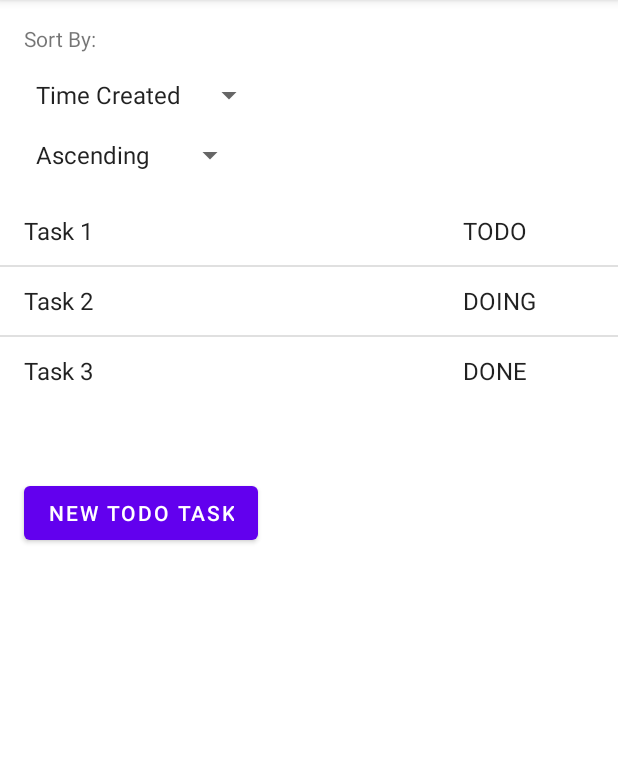
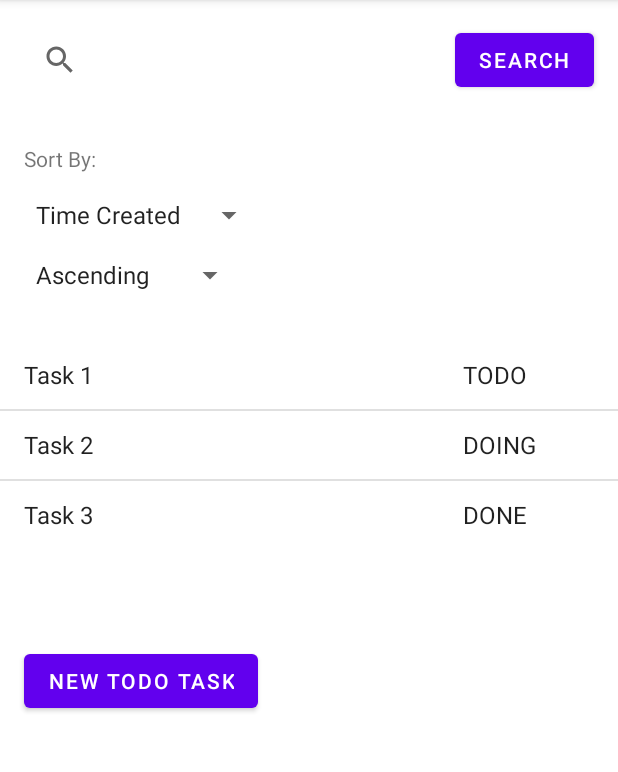
Before and after one commit to nguyencongphap/246P-Android-Programming, an Android app: the screen it shows after launch (MainActivity), on a phone screen of 412 x 824 dp, the part 84-856 px from its top. Run offline under Robolectric (Android 15) with nearby library versions, the phone set to English and light mode, and no system bars.

Commit message:
Finished exercise 6

```diff
--- a/ToDoListApp/app/src/main/java/com/example/todolistapp/Task.java
+++ b/ToDoListApp/app/src/main/java/com/example/todolistapp/Task.java
@@ -75,6 +75,7 @@ public class Task implements Parcelable {
     // You may need to make several classes Parcelable to send the data you want.
     @Override
     public void writeToParcel(Parcel out, int flags) {
+        out.writeInt(id);
         out.writeString(title);
         out.writeString(description);
         out.writeString(status);
@@ -84,6 +85,7 @@ public class Task implements Parcelable {
     // we originally wrote into the `Parcel`.  This constructor is usually
     // private so that only the `CREATOR` field can access.
     private Task(Parcel in) {
+        id = in.readInt();
         title = in.readString();
         description = in.readString();
         status = in.readString();
--- a/ToDoListApp/app/src/main/java/com/example/todolistapp/TaskDetailActivity.java
+++ b/ToDoListApp/app/src/main/java/com/example/todolistapp/TaskDetailActivity.java
@@ -26,8 +26,9 @@ public class TaskDetailActivity extends AppCompatActivity
 
         TaskDetailFragment taskDetailFragment = (TaskDetailFragment) getSupportFragmentManager().findFragmentById(R.id.fragTaskDetailContainer);
         selectedTask = getIntent().getParcelableExtra(SELECTED_TASK);
-        taskDetailFragment.setSelectedTask(getIntent().getParcelableExtra(SELECTED_TASK));
-        taskDetailFragment.setSelectedTaskId(getIntent().getIntExtra(SELECTED_TASK_ID, -1));
+        taskDetailFragment.setSelectedTask(selectedTask);
+        int selectedTaskId = getIntent().getIntExtra(SELECTED_TASK_ID, -1);
+        taskDetailFragment.setSelectedTaskId(selectedTaskId);
     }
 
     @Override
--- a/ToDoListApp/app/src/main/java/com/example/todolistapp/TaskDetailFragment.java
+++ b/ToDoListApp/app/src/main/java/com/example/todolistapp/TaskDetailFragment.java
@@ -164,6 +164,7 @@ public class TaskDetailFragment extends Fragment {
         View view = getView();
         if (view != null) {
             Task newTask = new Task();
+            newTask.setId(selectedTask.getId());
             EditText etTaskTitle = view.findViewById(R.id.etTaskTitle);
             newTask.setTitle(String.valueOf(etTaskTitle.getText()));
             EditText etTaskDescription = view.findViewById(R.id.etTaskDescription);
@@ -179,14 +180,14 @@ public class TaskDetailFragment extends Fragment {
             }
 
             if (listener != null) {
-                listener.onUpdateTaskDetail(newTask, selectedTaskId);
+                listener.onUpdateTaskDetail(newTask, selectedTask.getId());
             }
         }
     }
 
     private void removeTask() {
         if (listener != null) {
-            listener.onRemoveTask(selectedTaskId);
+            listener.onRemoveTask(selectedTask.getId());
         }
     }
 
--- a/ToDoListApp/app/src/main/java/com/example/todolistapp/TaskListFragmentViewModel.java
+++ b/ToDoListApp/app/src/main/java/com/example/todolistapp/TaskListFragmentViewModel.java
@@ -12,6 +12,7 @@ public class TaskListFragmentViewModel extends ViewModel {
     private String taskListSortKey;
     private String taskListSortOrder;
     private boolean usingTabletLayout = false;
+    private String titleSearchQuery = "";
 
     public TaskListFragmentViewModel() {
         Log.d(TAG, "TaskListFragmentViewModel is created: ");
@@ -49,6 +50,14 @@ public class TaskListFragmentViewModel extends ViewModel {
         this.usingTabletLayout = usingTabletLayout;
     }
 
+    public String getTitleSearchQuery() {
+        return titleSearchQuery;
+    }
+
+    public void setTitleSearchQuery(String titleSearchQuery) {
+        this.titleSearchQuery = titleSearchQuery;
+    }
+
     public void addTask(Task newTask) {
         taskList.add(newTask);
     }
--- a/ToDoListApp/app/src/main/res/layout-large/activity_main.xml
+++ b/ToDoListApp/app/src/main/res/layout-large/activity_main.xml
@@ -15,15 +15,26 @@
         android:layout_height="match_parent"
         android:layout_weight="2">
 
+
+        <fragment
+            android:id="@+id/fragTaskListContainer"
+            android:name="com.example.todolistapp.TaskListFragment"
+            android:layout_width="match_parent"
+            android:layout_height="wrap_content"
+            android:layout_marginTop="32dp"
+            android:layout_weight="2"
+            app:layout_constraintStart_toStartOf="parent"
+            app:layout_constraintTop_toBottomOf="@+id/spinnerTaskListSortOrder"></fragment>
+
         <TextView
             android:id="@+id/tvSortBy"
             android:layout_width="wrap_content"
             android:layout_height="wrap_content"
             android:layout_marginStart="16dp"
-            android:layout_marginTop="16dp"
+            android:layout_marginTop="32dp"
             android:text="Sort By:"
             app:layout_constraintStart_toStartOf="parent"
-            app:layout_constraintTop_toTopOf="parent" />
+            app:layout_constraintTop_toBottomOf="@+id/searchViewTaskList" />
 
         <Spinner
             android:id="@+id/spinnerTaskListSortKeys"
@@ -43,27 +54,35 @@
             app:layout_constraintStart_toStartOf="@+id/spinnerTaskListSortKeys"
             app:layout_constraintTop_toBottomOf="@+id/spinnerTaskListSortKeys" />
 
-
         <Button
             android:id="@+id/btnStartAddNewTaskActivity"
             android:layout_width="wrap_content"
             android:layout_height="wrap_content"
             android:layout_marginStart="16dp"
-            android:layout_marginTop="48dp"
+            android:layout_marginTop="64dp"
             android:layout_weight="1"
             android:text="New Todo Task"
             app:layout_constraintStart_toStartOf="parent"
             app:layout_constraintTop_toBottomOf="@+id/fragTaskListContainer" />
 
-        <fragment
-            android:id="@+id/fragTaskListContainer"
-            android:name="com.example.todolistapp.TaskListFragment"
-            android:layout_width="match_parent"
+        <SearchView
+            android:id="@+id/searchViewTaskList"
+            android:layout_width="157dp"
+            android:layout_height="50dp"
+            android:layout_marginStart="16dp"
+            android:layout_marginTop="16dp"
+            app:layout_constraintStart_toStartOf="parent"
+            app:layout_constraintTop_toTopOf="parent" />
+
+        <Button
+            android:id="@+id/btnSearch"
+            android:layout_width="wrap_content"
             android:layout_height="wrap_content"
             android:layout_marginTop="16dp"
-            android:layout_weight="2"
-            app:layout_constraintStart_toStartOf="parent"
-            app:layout_constraintTop_toBottomOf="@+id/spinnerTaskListSortOrder"></fragment>
+            android:layout_marginEnd="16dp"
+            android:text="Search"
+            app:layout_constraintEnd_toEndOf="parent"
+            app:layout_constraintTop_toTopOf="parent" />
 
     </androidx.constraintlayout.widget.ConstraintLayout>
 
--- a/ToDoListApp/app/src/main/res/layout/activity_main.xml
+++ b/ToDoListApp/app/src/main/res/layout/activity_main.xml
@@ -15,12 +15,21 @@
         android:layout_weight="2"
         >
 
+        <SearchView
+            android:id="@+id/searchViewTaskList"
+            android:layout_width="260dp"
+            android:layout_height="48dp"
+            android:layout_marginStart="16dp"
+            android:layout_marginTop="16dp"
+            app:layout_constraintStart_toStartOf="parent"
+            app:layout_constraintTop_toTopOf="parent" />
+
         <Button
             android:id="@+id/btnStartAddNewTaskActivity"
             android:layout_width="wrap_content"
             android:layout_height="wrap_content"
             android:layout_marginStart="16dp"
-            android:layout_marginTop="48dp"
+            android:layout_marginTop="64dp"
             android:layout_weight="1"
             android:text="New Todo Task"
             app:layout_constraintStart_toStartOf="parent"
@@ -31,7 +40,7 @@
             android:name="com.example.todolistapp.TaskListFragment"
             android:layout_width="match_parent"
             android:layout_height="wrap_content"
-            android:layout_marginTop="16dp"
+            android:layout_marginTop="32dp"
             android:layout_weight="2"
             app:layout_constraintStart_toStartOf="parent"
             app:layout_constraintTop_toBottomOf="@+id/spinnerTaskListSortOrder"></fragment>
@@ -40,11 +49,10 @@
             android:id="@+id/tvSortBy"
             android:layout_width="wrap_content"
             android:layout_height="wrap_content"
-            android:layout_marginStart="16dp"
-            android:layout_marginTop="16dp"
+            android:layout_marginTop="32dp"
             android:text="Sort By:"
-            app:layout_constraintStart_toStartOf="parent"
-            app:layout_constraintTop_toTopOf="parent" />
+            app:layout_constraintStart_toStartOf="@+id/searchViewTaskList"
+            app:layout_constraintTop_toBottomOf="@+id/searchViewTaskList" />
 
         <Spinner
             android:id="@+id/spinnerTaskListSortKeys"
@@ -64,6 +72,16 @@
             app:layout_constraintStart_toStartOf="@+id/spinnerTaskListSortKeys"
             app:layout_constraintTop_toBottomOf="@+id/spinnerTaskListSortKeys" />
 
+        <Button
+            android:id="@+id/btnSearch"
+            android:layout_width="wrap_content"
+            android:layout_height="wrap_content"
+            android:layout_marginTop="16dp"
+            android:layout_marginEnd="16dp"
+            android:text="Search"
+            app:layout_constraintEnd_toEndOf="parent"
+            app:layout_constraintTop_toTopOf="parent" />
+
     </androidx.constraintlayout.widget.ConstraintLayout>
 
 </LinearLayout>
```
Also changed, not shown: ToDoListApp/app/src/main/java/com/example/todolistapp/MainActivity.java (+39 -25 lines).
